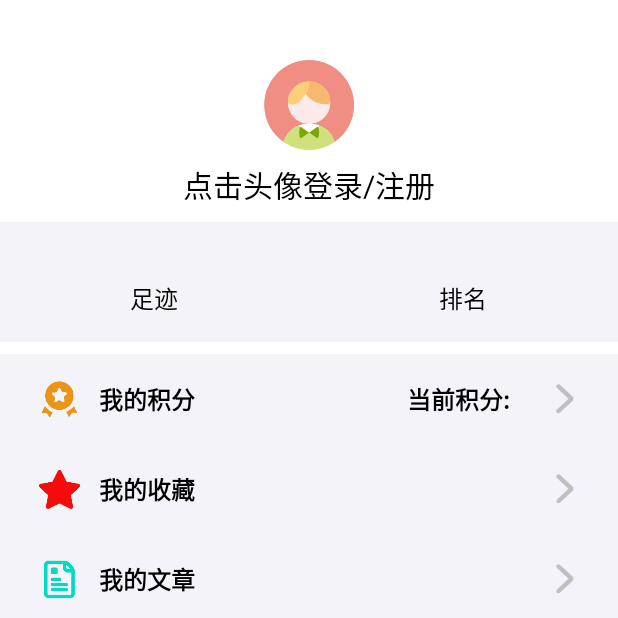
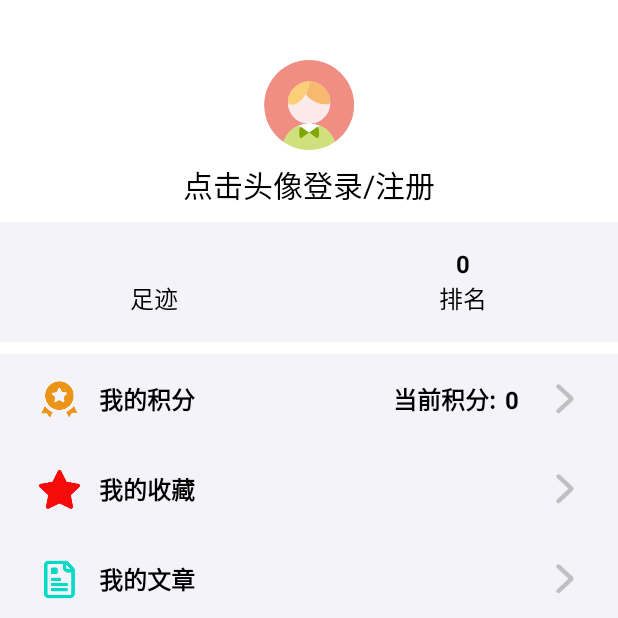
Before and after one commit to yang961226/Spacecraft, an Android app: the MainActivity screen opened directly, with no data from a screen before it, item 3 of the bottom bar chosen, on a phone screen of 412 x 824 dp, the top half of it. Run offline under Robolectric (Android 15) with nearby library versions, the phone set to English and light mode, and no system bars; our stand-ins replace Dagger/Hilt's generated code, Room's generated code, navigation-ui; libraries missing offline, so code that uses them is left out: com.kongzue.dialogx, net.gotev.cookiestore; pictures from the network do not load; 9 statements that could not run were skipped.

Commit message:
临时提交，目前登陆和退出登陆都没重新清空一下文章列表

```diff
--- a/app/mine/src/main/java/com/sundayting/com/mine/login/UserLocalResource.kt
+++ b/app/common/src/main/java/com/sundayting/com/common/UserLocalResource.kt
@@ -1,4 +1,4 @@
-package com.sundayting.com.mine.login
+package com.sundayting.com.common
 
 import com.sundayting.com.common.bean.UserBean
 import com.sundayting.com.common.dao.WanDatabase
--- a/app/mine/src/main/java/com/sundayting/com/mine/login/UserRemoteResource.kt
+++ b/app/common/src/main/java/com/sundayting/com/common/UserRemoteResource.kt
@@ -1,6 +1,5 @@
-package com.sundayting.com.mine.login
+package com.sundayting.com.common
 
-import com.sundayting.com.common.WanAppService
 import javax.inject.Inject
 
 class UserRemoteResource @Inject constructor(
@@ -9,4 +8,6 @@ class UserRemoteResource @Inject constructor(
 
     suspend fun login(username: String, password: String) = wanAppService.login(username, password)
 
+    suspend fun logout() = wanAppService.logout()
+
 }
--- a/app/mine/src/main/java/com/sundayting/com/mine/UserRepository.kt
+++ b/app/common/src/main/java/com/sundayting/com/common/UserRepository.kt
@@ -1,8 +1,6 @@
-package com.sundayting.com.mine
+package com.sundayting.com.common
 
 import com.sundayting.com.common.bean.UserBean
-import com.sundayting.com.mine.login.UserLocalResource
-import com.sundayting.com.mine.login.UserRemoteResource
 import javax.inject.Inject
 
 class UserRepository @Inject constructor(
@@ -13,6 +11,8 @@ class UserRepository @Inject constructor(
     suspend fun login(username: String, password: String) =
         userRemoteResource.login(username, password)
 
+    suspend fun logout() = userRemoteResource.logout()
+
     suspend fun getLocalUserBean(): UserBean? {
         return userLocalResource.getLocalUserBean()
     }
--- a/app/common/src/main/java/com/sundayting/com/common/WanAppService.kt
+++ b/app/common/src/main/java/com/sundayting/com/common/WanAppService.kt
@@ -12,6 +12,7 @@ interface WanAppService {
     /**
      * 注册
      */
+    @FormUrlEncoded
     @POST("/user/register")
     suspend fun register(
         @Query("username") username: String,
@@ -28,6 +29,9 @@ interface WanAppService {
         @Field("username") username: String,
         @Field("password") password: String
     ): ApiResponse<WanBeanWrapper<UserBean>>
+
+    @GET("/user/logout/json")
+    suspend fun logout(): ApiResponse<WanBeanWrapper<Any>>
 
     /**
      * 首页Banner
--- a/app/common/src/main/java/com/sundayting/com/common/dao/UserDao.kt
+++ b/app/common/src/main/java/com/sundayting/com/common/dao/UserDao.kt
@@ -1,7 +1,6 @@
 package com.sundayting.com.common.dao
 
 import androidx.room.Dao
-import androidx.room.Delete
 import androidx.room.Insert
 import androidx.room.OnConflictStrategy.REPLACE
 import androidx.room.Query
@@ -16,7 +15,7 @@ interface UserDao {
     @Insert(onConflict = REPLACE)
     suspend fun insertUser(userBean: UserBean)
 
-    @Delete
-    suspend fun delete(userBean: UserBean)
+    @Query("DELETE FROM userBean")
+    suspend fun clearUser()
 
 }
--- a/app/common/src/main/java/com/sundayting/com/common/dao/WanDatabase.kt
+++ b/app/common/src/main/java/com/sundayting/com/common/dao/WanDatabase.kt
@@ -4,7 +4,7 @@ import androidx.room.Database
 import androidx.room.RoomDatabase
 import com.sundayting.com.common.bean.UserBean
 
-@Database(entities = [UserBean::class], version = 1)
+@Database(entities = [UserBean::class], version = 1, exportSchema = false)
 abstract class WanDatabase : RoomDatabase() {
 
     abstract fun userDao(): UserDao
--- a/app/home/src/main/java/com/sundayting/com/home/HomeFragment.kt
+++ b/app/home/src/main/java/com/sundayting/com/home/HomeFragment.kt
@@ -4,9 +4,11 @@ import android.content.Intent
 import android.os.Bundle
 import android.view.View
 import androidx.core.os.bundleOf
+import androidx.fragment.app.activityViewModels
 import androidx.fragment.app.viewModels
 import androidx.recyclerview.widget.RecyclerView
 import com.bumptech.glide.load.resource.drawable.DrawableTransitionOptions
+import com.sundayting.com.common.UserViewModel
 import com.sundayting.com.common.web.WebActivity
 import com.sundayting.com.common.web.WebViewBean
 import com.sundayting.com.common.widget.GlidePro
@@ -30,6 +32,7 @@ class HomeFragment : BaseBindingFragment<FragmentHomeBinding>() {
     @Inject
     lateinit var articleAdapter: ArticleAdapter
     private val viewModel by viewModels<HomeViewModel>()
+    private val userViewModel by activityViewModels<UserViewModel>()
 
     override fun onViewCreated(view: View, savedInstanceState: Bundle?) {
         super.onViewCreated(view, savedInstanceState)
@@ -105,6 +108,19 @@ class HomeFragment : BaseBindingFragment<FragmentHomeBinding>() {
                 }
         }
 
+        //监听activity的UserBean，因为要监控是否用户退出了登陆，如果退出了登陆，就重新刷新列表数据（因为涉及收藏）
+        launchAndRepeatWithViewLifecycle {
+            userViewModel.uiState
+                .map { it.userBean }
+                .distinctUntilChanged()
+                .collect { userBean ->
+                    //监听到了用户退出登陆，重新刷新一下文章列表
+                    if (userBean == null) {
+                        viewModel.refreshBanner(true)
+                    }
+                }
+        }
+
         //监听Banner
         launchAndRepeatWithViewLifecycle {
             viewModel.uiState
--- a/app/home/src/main/java/com/sundayting/com/home/HomeViewModel.kt
+++ b/app/home/src/main/java/com/sundayting/com/home/HomeViewModel.kt
@@ -36,7 +36,7 @@ class HomeViewModel @Inject constructor(
     )
 
     init {
-        refreshBanner()
+        refreshBanner(false)
         // TODO: 临时，后续会有改动
         refreshArticle(0)
     }
@@ -147,8 +147,13 @@ class HomeViewModel @Inject constructor(
         }
     }
 
-    private fun refreshBanner() {
+    fun refreshBanner(clear: Boolean) {
         viewModelScope.launch {
+            if (clear) {
+                _uiState.update { uiState ->
+                    uiState.copy(banner = listOf())
+                }
+            }
             _uiState.update { uiState ->
                 bannerRepository.getBanner().let {
                     if (it == null) {
--- a/app/home/src/main/res/layout/fragment_home.xml
+++ b/app/home/src/main/res/layout/fragment_home.xml
@@ -2,6 +2,7 @@
 <androidx.constraintlayout.widget.ConstraintLayout xmlns:android="http://schemas.android.com/apk/res/android"
     xmlns:app="http://schemas.android.com/apk/res-auto"
     android:layout_width="match_parent"
+    xmlns:tools="http://schemas.android.com/tools"
     android:layout_height="match_parent">
 
     <include
@@ -20,6 +21,7 @@
         android:id="@+id/rv_article"
         android:layout_width="match_parent"
         android:layout_height="wrap_content"
+        tools:listitem="@layout/layout_article"
         app:layoutManager="androidx.recyclerview.widget.LinearLayoutManager"
         app:layout_constraintTop_toBottomOf="@id/iv_banner" />
 
--- a/app/mine/src/main/java/com/sundayting/com/mine/MineFragment.kt
+++ b/app/mine/src/main/java/com/sundayting/com/mine/MineFragment.kt
@@ -4,7 +4,10 @@ import android.os.Bundle
 import android.view.View
 import androidx.fragment.app.activityViewModels
 import androidx.navigation.fragment.findNavController
+import com.kongzue.dialogx.dialogs.MessageDialog
+import com.sundayting.com.common.UserViewModel
 import com.sundayting.com.common.ext.toast
+import com.sundayting.com.common.widget.NotificationHelper
 import com.sundayting.com.mine.databinding.FragmentMineBinding
 import com.sundayting.com.ui.BaseBindingFragment
 import com.sundayting.com.ui.ext.launchAndRepeatWithViewLifecycle
@@ -13,47 +16,85 @@ import kotlinx.coroutines.flow.collect
 import kotlinx.coroutines.flow.distinctUntilChanged
 import kotlinx.coroutines.flow.map
 import kotlinx.coroutines.flow.mapNotNull
+import javax.inject.Inject
 
 @AndroidEntryPoint
 class MineFragment : BaseBindingFragment<FragmentMineBinding>() {
-
-    private val viewModel by activityViewModels<UserViewModel>()
+    @Inject
+    lateinit var notificationHelper: NotificationHelper
+    private val userViewModel by activityViewModels<UserViewModel>()
 
     override fun onViewCreated(view: View, savedInstanceState: Bundle?) {
         super.onViewCreated(view, savedInstanceState)
 
         launchAndRepeatWithViewLifecycle {
-            viewModel.uiState
-                .mapNotNull { it.message }
-                .collect { message ->
-                    toast(message)
-                    viewModel.messageShown()
-                }
-        }
-
-
-
-        launchAndRepeatWithViewLifecycle {
-            viewModel.uiState
-                .map { it.userBean }
+            userViewModel.uiState
+                .map { it.loading }
                 .distinctUntilChanged()
-                .collect { userBean ->
-                    binding.ivUserIcon.isEnabled = (userBean == null)
-                    if (userBean != null) {
-                        binding.run {
-                            tvRanking.text = "${userBean.rank}"
-                            tvUserName.text = userBean.username
-                            tvIntegralNum.text = "${userBean.coinCount}"
-                        }
+                .collect { loading ->
+                    if (loading) {
+                        notificationHelper.showLoadingDialog("请稍后")
                     } else {
-                        // TODO: 恢复UI
+                        notificationHelper.dismissDialog()
                     }
                 }
         }
 
-        binding.ivUserIcon.setOnClickListener {
-            findNavController().navigate(MineFragmentDirections.actionMineFragmentToLoginFragment())
+        launchAndRepeatWithViewLifecycle {
+            userViewModel.uiState
+                .mapNotNull { it.message }
+                .distinctUntilChanged()
+                .collect { message ->
+                    toast(message)
+                    userViewModel.messageShown()
+                }
         }
+
+        launchAndRepeatWithViewLifecycle {
+            userViewModel.uiState
+                .map { it.userBean }
+                .distinctUntilChanged()
+                .collect { userBean ->
+                    binding.run {
+                        ivUserIcon.isEnabled = (userBean == null)
+                        if (userBean != null) {
+                            llLogout.visibility = View.VISIBLE
+
+                            tvRanking.text = "${userBean.rank}"
+                            tvUserName.text = userBean.username
+                            tvIntegralNum.text = "${userBean.coinCount}"
+                        } else {
+                            llLogout.visibility = View.GONE
+
+                            tvRanking.text = "0"
+                            tvUserName.text = "点击头像登录/注册"
+                            tvIntegralNum.text = "0"
+                        }
+                    }
+                }
+        }
+
+        binding.run {
+            ivUserIcon.setOnClickListener {
+                findNavController().navigate(MineFragmentDirections.actionMineFragmentToLoginFragment())
+            }
+            llLogout.setOnClickListener {
+                MessageDialog.build()
+                    .setTitle("退出登录")
+                    .setMessage("退出后将无法收藏文章，查看用户信息等操作，确认退出吗？")
+                    .setOkButton(
+                        "确定"
+                    ) { _, _ ->
+                        userViewModel.logout()
+                        false
+                    }
+                    .setCancelButton("取消") { _, _ ->
+                        false
+                    }
+                    .show()
+            }
+        }
+
     }
 
 }
--- a/app/mine/src/main/java/com/sundayting/com/mine/login/LoginFragment.kt
+++ b/app/mine/src/main/java/com/sundayting/com/mine/login/LoginFragment.kt
@@ -4,9 +4,9 @@ import android.os.Bundle
 import android.view.View
 import androidx.fragment.app.activityViewModels
 import androidx.navigation.fragment.findNavController
+import com.sundayting.com.common.UserViewModel
 import com.sundayting.com.common.ext.toast
 import com.sundayting.com.common.widget.NotificationHelper
-import com.sundayting.com.mine.UserViewModel
 import com.sundayting.com.mine.databinding.FragmentLoginBinding
 import com.sundayting.com.mine.register.RegisterFragment
 import com.sundayting.com.ui.BaseBindingFragment
--- a/app/mine/src/main/res/layout/fragment_mine.xml
+++ b/app/mine/src/main/res/layout/fragment_mine.xml
@@ -336,6 +336,25 @@
 
         </androidx.constraintlayout.widget.ConstraintLayout>
 
+        <androidx.appcompat.widget.LinearLayoutCompat
+            android:id="@+id/ll_logout"
+            android:layout_width="match_parent"
+            android:layout_height="60dp"
+            android:layout_marginTop="8dp"
+            android:background="@drawable/ripple_bg_primary_light"
+            android:gravity="center_vertical"
+            android:paddingLeft="@dimen/set_padding">
+
+            <TextView
+                android:layout_width="wrap_content"
+                android:layout_height="wrap_content"
+                android:text="退出当前账号"
+                android:textColor="@color/primaryTextColor"
+                android:textSize="@dimen/textMediumSize"
+                android:textStyle="bold" />
+
+        </androidx.appcompat.widget.LinearLayoutCompat>
+
     </androidx.appcompat.widget.LinearLayoutCompat>
 
 </ScrollView>
```
Also changed, not shown: app/common/src/main/java/com/sundayting/com/common/UserViewModel.kt (renamed from app/mine/src/main/java/com/sundayting/com/mine/UserViewModel.kt, +48 -2 lines).
